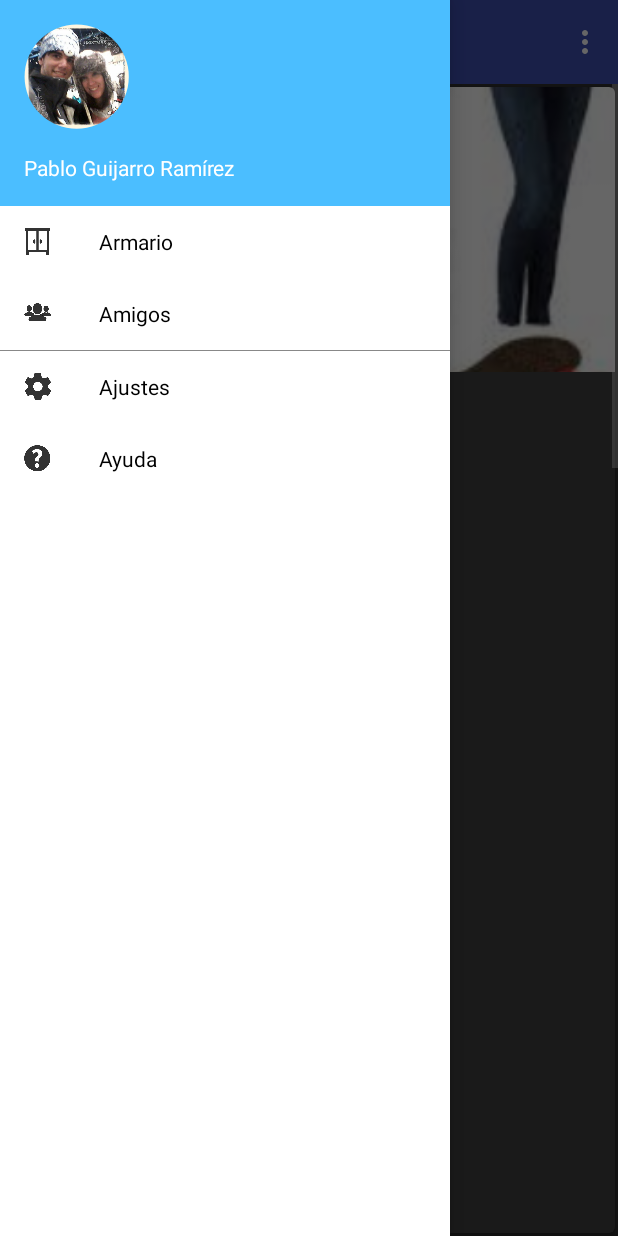
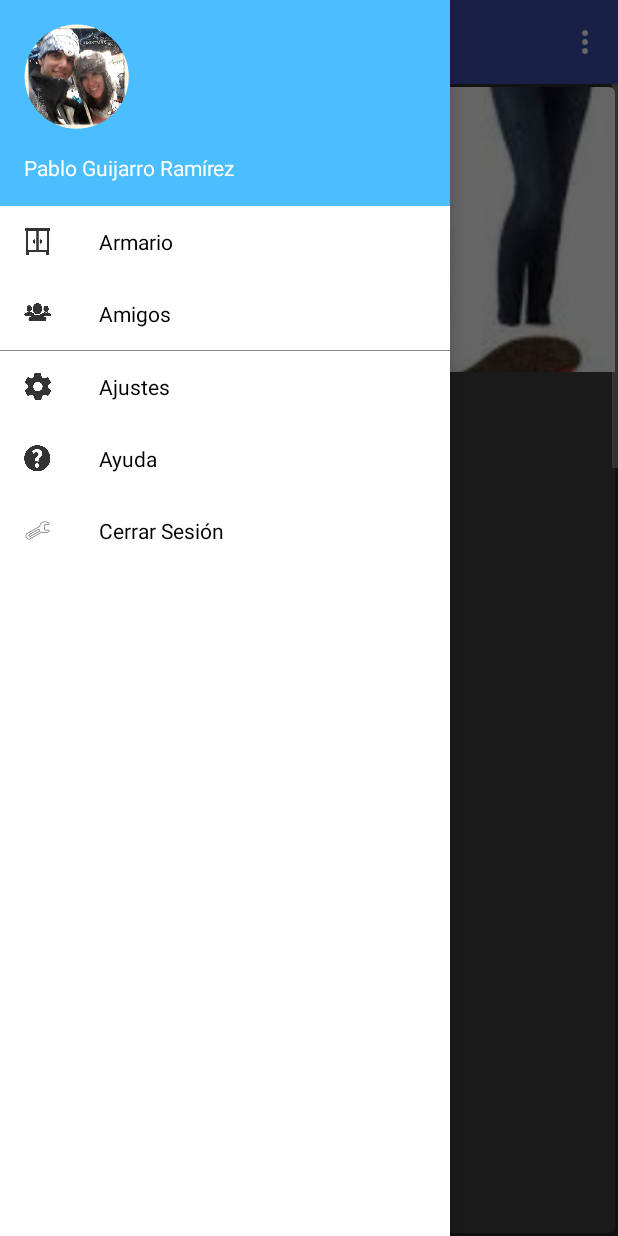
Before and after one commit to sky10p/taesproject, an Android app: the screen it shows after launch (DressYourSelfActivity), with the side drawer open, on a phone screen of 412 x 824 dp. Run offline under Robolectric (Android 15) with nearby library versions, the phone set to English and light mode, and no system bars; our stand-ins replace CircleImageView; libraries missing offline, so code that uses them is left out: android.support.v7; 4 statements that could not run were skipped.

Commit message:
Añadido cerrar sesion, sin funcionalidad atm

```diff
--- a/app/src/main/res/values/arrays.xml
+++ b/app/src/main/res/values/arrays.xml
@@ -9,6 +9,7 @@
         <item>divider</item>
         <item>Ajustes</item>
         <item>Ayuda</item>
+        <item>Cerrar Sesión</item>
     </string-array>
 
 
```
